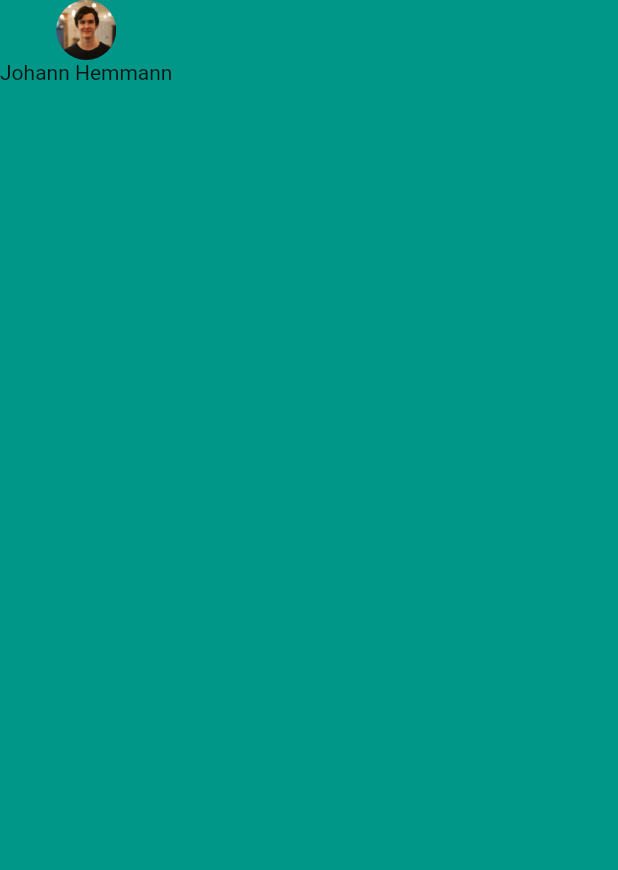
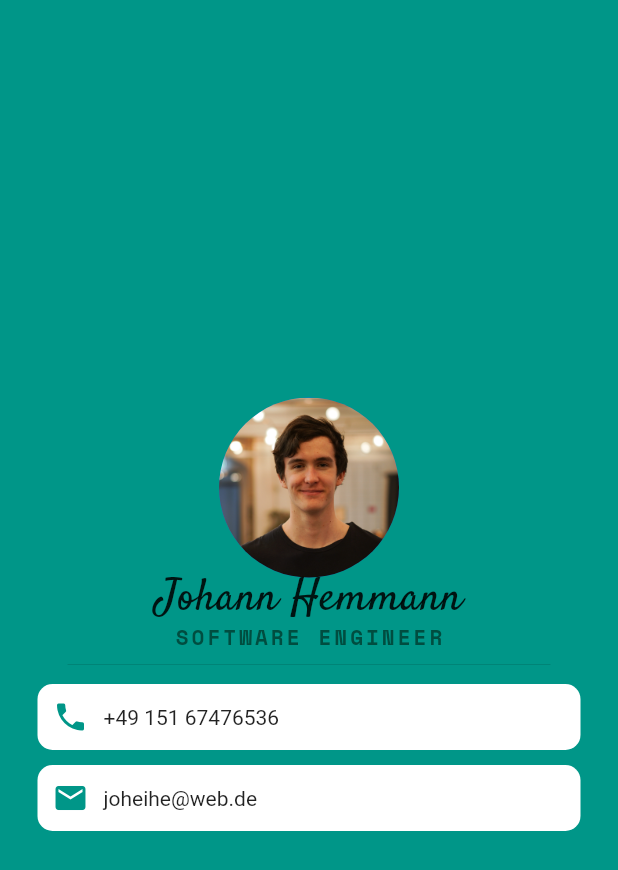
Before and after one commit to Urhengulas/hello_flutter, a Flutter app: the screen it shows after launch, on a phone screen of 412 x 824 dp. Shown: the top 870 px of the screen. Run offline on Flutter 3.47's test engine with Material 2 defaults, Android fonts, the phone set to English and light mode, and no system bars.

Commit message:
Business card bruteforce solution

```diff
--- a/lib/main.dart
+++ b/lib/main.dart
@@ -11,16 +11,80 @@ class YourApp extends StatelessWidget {
       home: SafeArea(
         child: Scaffold(
           backgroundColor: Colors.teal,
-          body: Column(
+          body: Container(
+            margin: EdgeInsets.all(5.0),
+            child: Column(
+              mainAxisAlignment: MainAxisAlignment.center,
               children: <Widget>[
                 CircleAvatar(
                   backgroundImage: AssetImage("img/johann.jpg"),
+                  radius: 60.0,
+                ),
+                Container(
+                  margin: EdgeInsets.only(top: 5.0),
+                  child: Text(
+                    "Johann Hemmann",
+                    style: TextStyle(
+                      fontFamily: "Satisfy",
+                      fontSize: 30.0,
+                      height: 0.8,
+                    ),
+                  ),
                 ),
                 Text(
-                "Johann Hemmann",
-                style: TextStyle(),
+                  "Software Engineer".toUpperCase(),
+                  style: TextStyle(
+                    fontFamily: "SpaceMono",
+                    letterSpacing: 2.0,
+                    fontWeight: FontWeight.bold,
+                    color: Colors.teal.shade900,
+                  ),
+                ),
+                Container(
+                  child: Divider(),
+                  margin: EdgeInsets.only(left: 40.0, right: 40.0),
+                ),
+                Container(
+                  margin: EdgeInsets.symmetric(horizontal: 20.0, vertical: 5.0),
+                  padding: EdgeInsets.all(10.0),
+                  decoration: BoxDecoration(
+                      borderRadius: BorderRadius.all(
+                        Radius.circular(10.0),
+                      ),
+                      color: Colors.white),
+                  child: Row(
+                    children: <Widget>[
+                      Icon(Icons.phone, color: Colors.teal),
+                      SizedBox(
+                        width: 10.0,
+                      ),
+                      Text("+49 151 67476536"),
+                    ],
+                  ),
+                ),
+                Container(
+                  margin: EdgeInsets.symmetric(
+                    vertical: 5.0,
+                    horizontal: 20.0,
+                  ),
+                  padding: EdgeInsets.all(10.0),
+                  decoration: BoxDecoration(
+                      borderRadius: BorderRadius.all(
+                        Radius.circular(10.0),
+                      ),
+                      color: Colors.white),
+                  child: Row(
+                    children: <Widget>[
+                      Icon(Icons.email, color: Colors.teal),
+                      SizedBox(
+                        width: 10.0,
+                      ),
+                      Text("joheihe@web.de"),
+                    ],
+                  ),
                 )
               ],
+            ),
           ),
         ),
       ),
```
Also changed, not shown: pubspec.yaml (+11 -0 lines), fonts/Satisfy-Regular.ttf (added), fonts/SpaceMono-Bold.ttf (added), fonts/SpaceMono-BoldItalic.ttf (added), fonts/SpaceMono-Italic.ttf (added), fonts/SpaceMono-Regular.ttf (added). Lines whose indentation alone changed are shown as unchanged.
